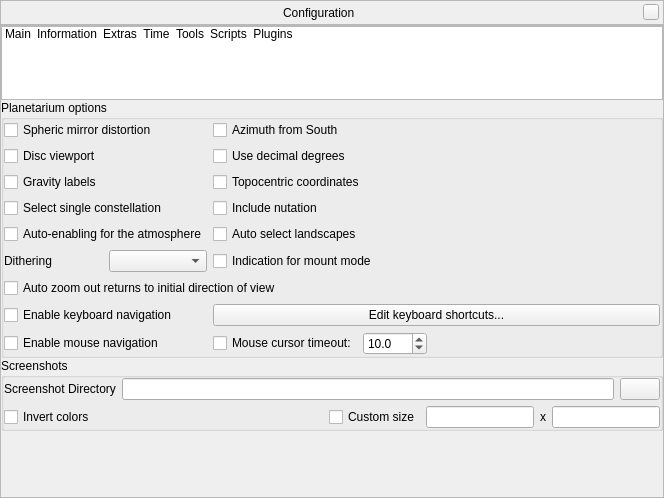
First picture: the form in src/gui/configurationDialog.ui, repository 519984307/stellarium_src, before the edit.
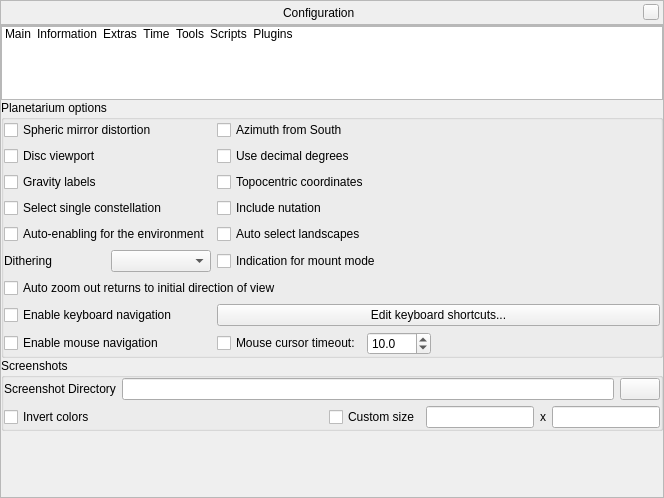
Second picture: the form after the edit. The open tabs and pages were chosen to show the change. Icons and pictures are not drawn. Custom widgets are drawn as their Qt base class.

Commit message: Fixed auto-enabling landscapes when setObserverLocation is call (LP: 1783752).

Diff of the .ui file:
```diff
--- a/src/gui/configurationDialog.ui
+++ b/src/gui/configurationDialog.ui
@@ -1800,7 +1800,7 @@
                 <string>Auto-enable atmosphere when selecting a celestial body in the location window.</string>
                </property>
                <property name="text">
-                <string>Auto-enabling for the atmosphere</string>
+                <string>Auto-enabling for the environment</string>
                </property>
               </widget>
              </item>
```
Left out of the diff: 4 changed lines with no effect on the pictures. The commit also changes 4 other files.
